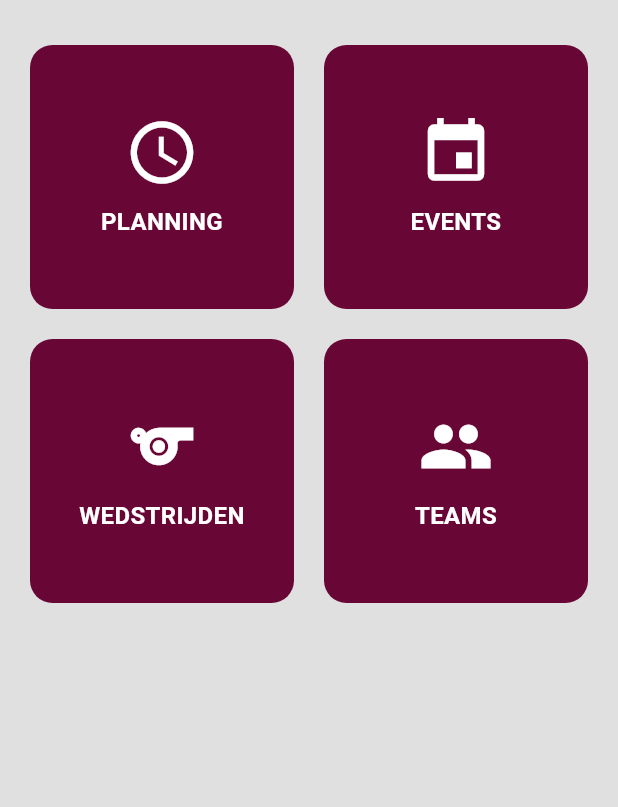
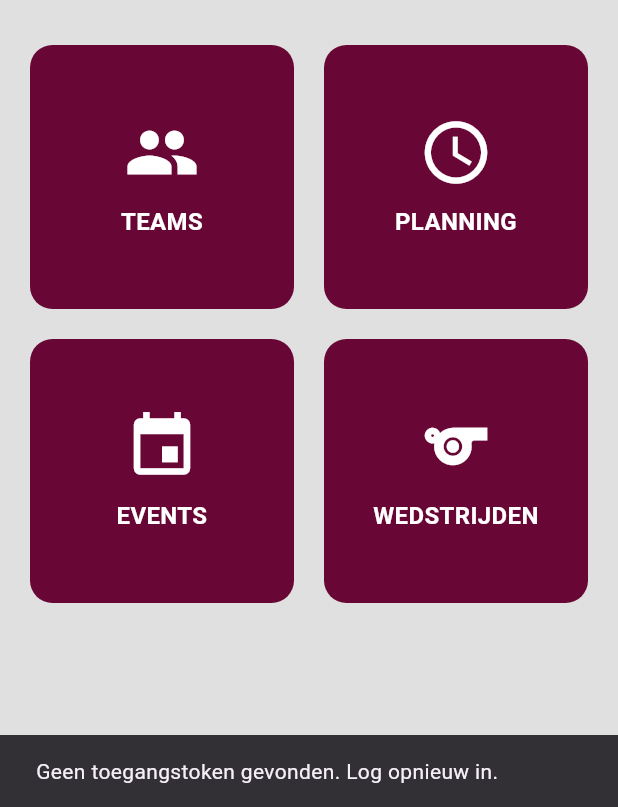
Before and after one commit to NiloyanSellathurai02/CPD_final-app, a Flutter app: the HomePage screen opened by its route, after a tap on "TEAMS", on a phone screen of 412 x 824 dp, the part 429-1236 px from its top. Run offline on Flutter 3.47's test engine with Material 3 defaults, Android fonts, the phone set to English and light mode, and no system bars; our stand-ins replace fluttertoast.

```diff
--- a/lib/screens/home_page.dart
+++ b/lib/screens/home_page.dart
@@ -5,6 +5,9 @@ class HomePage extends StatelessWidget {
 
   @override
   Widget build(BuildContext context) {
+    // Haal het token op uit de arguments
+    final String? token = ModalRoute.of(context)?.settings.arguments as String?;
+
     return Scaffold(
       backgroundColor: Colors.grey[300], // Achtergrondkleur
       body: Center(
@@ -33,40 +36,50 @@ class HomePage extends StatelessWidget {
                         mainAxisSpacing: 20,
                       ),
                       children: [
-                        // Planning button
-                        _buildFeatureButton(
-                          context: context,
-                          label: 'PLANNING',
-                          icon: Icons.schedule,
-                          onTap: () {
-                            print('Planning geklikt');
-                          },
-                        ),
-                        // Events button
-                        _buildFeatureButton(
-                          context: context,
-                          label: 'EVENTS',
-                          icon: Icons.event,
-                          onTap: () {
-                            print('Events geklikt');
-                          },
-                        ),
-                        // Wedstrijden button
-                        _buildFeatureButton(
-                          context: context,
-                          label: 'WEDSTRIJDEN',
-                          icon: Icons.sports,
-                          onTap: () {
-                            print('Wedstrijden geklikt');
-                          },
-                        ),
                         // Teams button
                         _buildFeatureButton(
                           context: context,
                           label: 'TEAMS',
                           icon: Icons.group,
                           onTap: () {
-                            print('Teams geklikt');
+                            if (token != null) {
+                              Navigator.pushNamed(
+                                context,
+                                '/teams',
+                                arguments: token, // Geef het token door
+                              );
+                            } else {
+                              ScaffoldMessenger.of(context).showSnackBar(
+                                const SnackBar(
+                                  content: Text('Geen toegangstoken gevonden. Log opnieuw in.'),
+                                ),
+                              );
+                            }
+                          },
+                        ),
+                        // Voeg andere knoppen toe indien nodig
+                        _buildFeatureButton(
+                          context: context,
+                          label: 'PLANNING',
+                          icon: Icons.schedule,
+                          onTap: () {
+                            print("Planning geklikt");
+                          },
+                        ),
+                        _buildFeatureButton(
+                          context: context,
+                          label: 'EVENTS',
+                          icon: Icons.event,
+                          onTap: () {
+                            print("Events geklikt");
+                          },
+                        ),
+                        _buildFeatureButton(
+                          context: context,
+                          label: 'WEDSTRIJDEN',
+                          icon: Icons.sports,
+                          onTap: () {
+                            print("Wedstrijden geklikt");
                           },
                         ),
                       ],
```
Also changed, not shown: lib/screens/teams_page.dart (added, +105 -0 lines), lib/services/auth_service.dart (+18 -0 lines).
